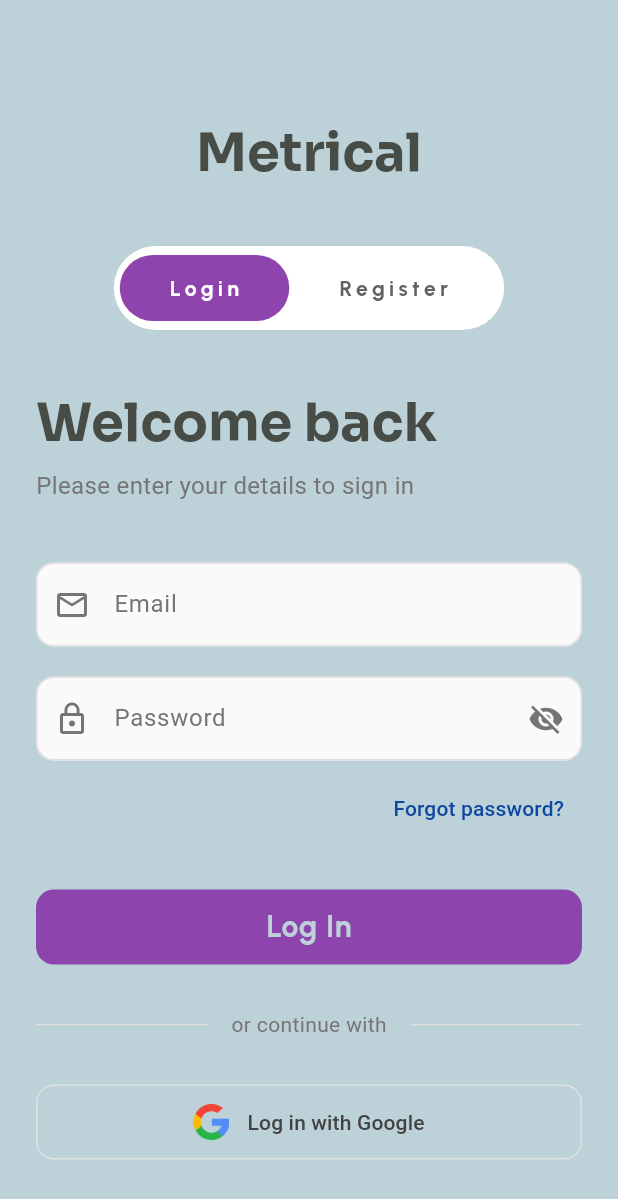
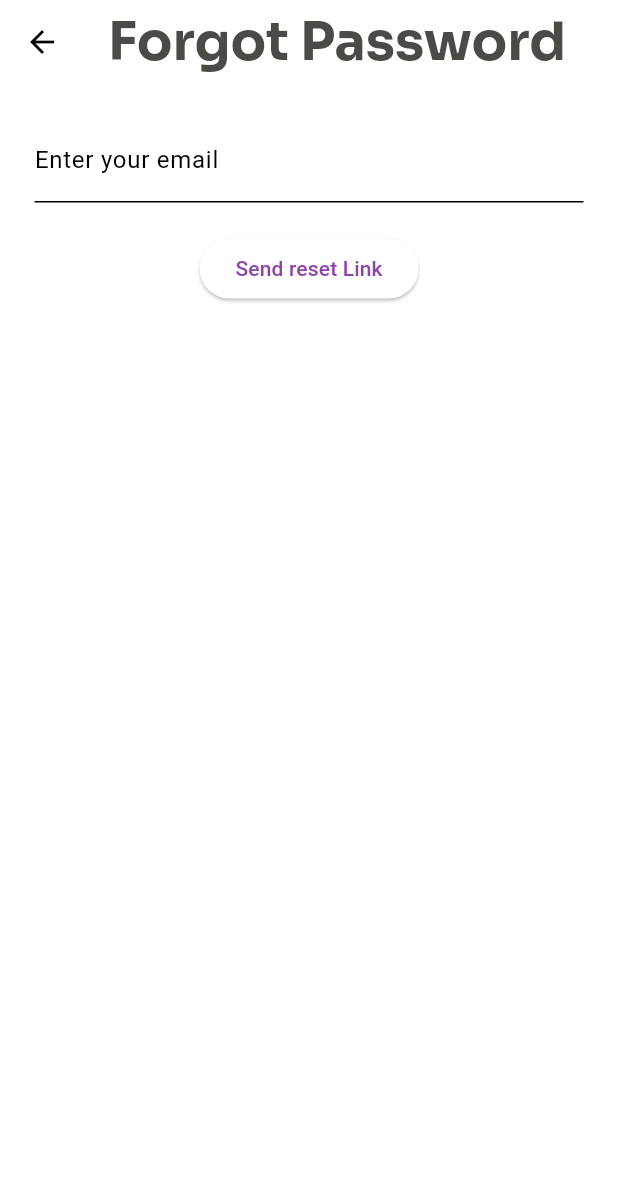
Before and after one commit to iNeedHelpBro/MetriCalAndroid, a Flutter app: the screen it shows after launch, after a tap on "Forgot password?", on a phone screen of 412 x 824 dp. Shown: the top 1199 px of the screen. Run offline on Flutter 3.47's test engine with Material 3 defaults, Android fonts, the phone set to English and light mode, and no system bars; our stand-ins replace app_links, fl_chart, flutter_dotenv, flutter_easyloading, flutter_spinkit, google_fonts and 3 more; accounts and stored records are empty; statements that could not run were skipped.

Commit message:
Forgot Password Implementation + Deep links

```diff
--- a/lib/Dumps/dumps.dart
+++ b/lib/Dumps/dumps.dart
@@ -1,5 +1,3 @@
-import 'dart:ui';
-
 import 'package:flutter/material.dart';
 import 'package:flutter_easyloading/flutter_easyloading.dart';
 import 'package:flutter_spinkit/flutter_spinkit.dart';
@@ -13,11 +11,12 @@ App Theme Scheme Color
 Color yellowScheme = const Color.fromARGB(255, 236, 255, 128);
 Color primaryColor = const Color.fromARGB(255, 224, 255, 215);
 Color darkScheme = const Color.fromARGB(255, 49, 52, 39);
+
 ColorScheme metricalColors = const ColorScheme(
   brightness: Brightness.light,
-  primary: Color(0xFF8E44AD), // Purple (30%)
-  secondary: Color(0xFF27AE60), // Green (10%)
-  tertiary: Color.fromARGB(255, 188, 210, 216), // Light gray (60%)
+  primary: Color(0xFF8E44AD),
+  secondary: Color(0xFF27AE60),
+  tertiary: Color.fromARGB(255, 188, 210, 216),
   surface: Colors.white,
   onPrimary: Colors.white,
   onSecondary: Colors.white,
@@ -71,6 +70,11 @@ Check if the user creates an account with the @gmail.com as their provider
 bool isAGmailProvider(String? email) {
   return email != null && email.endsWith('@gmail.com');
 }
+/*
+
+TextTheme Presets
+
+*/
 
 TextTheme themes = TextTheme(
     headlineLarge: GoogleFonts.sora(
--- a/lib/Notices/states.dart
+++ b/lib/Notices/states.dart
@@ -22,4 +22,8 @@ class States {
   Future<dynamic> pushAndReplaceName(String route) {
     return navigate.currentState!.pushReplacementNamed('/$route');
   }
+
+  Future<dynamic> pushPage(String route) {
+    return navigate.currentState!.pushNamed('/$route');
+  }
 }
--- /dev/null
+++ b/lib/Pages/forgot_password_page.dart
@@ -0,0 +1,48 @@
+// ignore_for_file: prefer_const_constructors
+
+import 'package:flutter/material.dart';
+import 'package:metrical/auth/supabase_auth.dart';
+
+class ForgotPasswordPage extends StatefulWidget {
+  const ForgotPasswordPage({super.key});
+
+  @override
+  State<ForgotPasswordPage> createState() => _ForgotPasswordPageState();
+}
+
+class _ForgotPasswordPageState extends State<ForgotPasswordPage> {
+  TextEditingController email = TextEditingController();
+  @override
+  Widget build(BuildContext context) {
+    return Scaffold(
+      appBar: AppBar(
+        title: Text(
+          'Forgot Password',
+          style: Theme.of(context).textTheme.headlineLarge,
+        ),
+      ),
+      body: Padding(
+        padding: EdgeInsets.all(23),
+        child: Column(
+          children: [
+            TextField(
+              controller: email,
+              decoration: InputDecoration(
+                label: Text('Enter your email'),
+              ),
+            ),
+            SizedBox(
+              height: 20,
+            ),
+            ElevatedButton(
+              onPressed: () {
+                SupabaseAuth.instance.forgotPassword(email);
+              },
+              child: Text('Send reset Link'),
+            ),
+          ],
+        ),
+      ),
+    );
+  }
+}
--- a/lib/Pages/login_page.dart
+++ b/lib/Pages/login_page.dart
@@ -242,7 +242,9 @@ class _LoginPageState extends State<LoginPage> {
                     Align(
                       alignment: Alignment.centerRight,
                       child: TextButton(
-                        onPressed: () {},
+                        onPressed: () {
+                          States.instance.pushPage('forgotpass');
+                        },
                         child: Text(
                           'Forgot password?',
                           style: TextStyle(
--- a/lib/main.dart
+++ b/lib/main.dart
@@ -1,8 +1,11 @@
+import 'dart:async';
+
 import 'package:flutter/material.dart';
 import 'package:flutter_dotenv/flutter_dotenv.dart';
 import 'package:flutter_easyloading/flutter_easyloading.dart';
 import 'package:metrical/Dumps/dumps.dart';
 import 'package:metrical/Notices/states.dart';
+import 'package:metrical/Pages/forgot_password_page.dart';
 import 'package:metrical/Pages/login_page.dart';
 import 'package:metrical/auth/auth_stats.dart';
 import 'package:metrical/auth/supabase_auth.dart';
@@ -25,23 +28,35 @@ class MyApp extends StatefulWidget {
 }
 
 class _MyAppState extends State<MyApp> {
+  StreamSubscription<Uri>? sub;
+
   @override
   void initState() {
     super.initState();
-    Services.services.initUniLinks();
+    Services.services.sessionUniLink();
+    Services.services.forgotPasswordUniLinks(sub!);
+  }
+
+  @override
+  void dispose() {
+    sub?.cancel();
+    super.dispose();
   }
 
   @override
   Widget build(BuildContext context) {
     return MaterialApp(
         initialRoute: '/',
-        routes: {'/login': (context) => const LoginPage()},
+        routes: {
+          '/login': (context) => const LoginPage(),
+          '/forgotpass': (context) => const ForgotPasswordPage()
+        },
         navigatorKey: navigate,
         scaffoldMessengerKey: snackbar,
         builder: EasyLoading.init(),
         theme: ThemeData(
             useMaterial3: true, textTheme: themes, colorScheme: metricalColors),
         title: 'MetriCal App',
-        home: AuthStats());
+        home: const AuthStats());
   }
 }
--- a/lib/services/services.dart
+++ b/lib/services/services.dart
@@ -1,5 +1,7 @@
+import 'dart:async';
+
 import 'package:app_links/app_links.dart';
-import 'package:flutter/material.dart';
+import 'package:metrical/Dumps/dumps.dart';
 import 'package:metrical/Notices/states.dart';
 import 'package:metrical/auth/supabase_auth.dart';
 
@@ -7,17 +9,32 @@ class Services {
   static Services services = Services();
   final appLink = AppLinks();
 
-  void initUniLinks() {
+  void sessionUniLink() {
     appLink.uriLinkStream.listen((Uri? uri) {
       if (uri != null) {
         final sess = SupabaseAuth.client.auth.currentSession;
+        //check the current user
         print(sess?.user.id);
         if (sess == null) {
           SupabaseAuth.client.auth.getSessionFromUrl(uri);
+          //try to retrive the uri link
           print(uri);
         } else {
           States.instance.pushAndReplaceName('login');
-          print('Authentication finish');
+          States.instance.showtheSnackbar(
+              title: 'Authentication finish!', color: yellowScheme);
+        }
+      }
+    });
+  }
+
+  void forgotPasswordUniLinks(StreamSubscription<Uri> sub) async {
+    sub = appLink.uriLinkStream.listen((Uri? uri) {
+      if (uri != null && uri.path == '/reset-password') {
+        try {
+          States.instance.pushAndReplaceName('forgotpass');
+        } catch (e) {
+          print(e);
         }
       }
     });
```
Also changed, not shown: lib/auth/supabase_auth.dart (+16 -2 lines), 1 other file.
